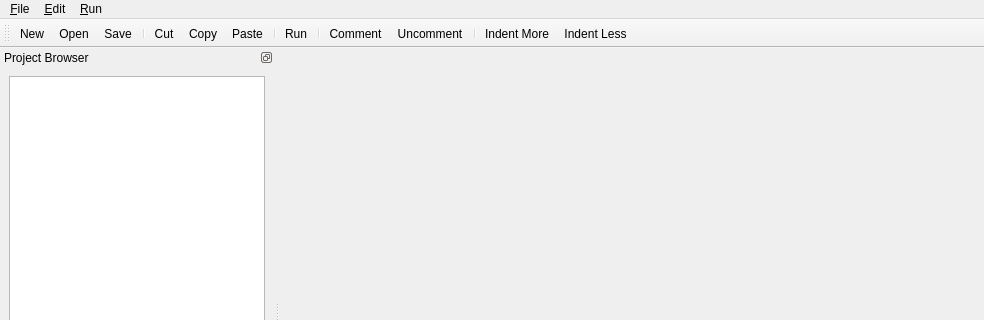
The window that ui/QPythonEditor.ui (tmontaigu/CloudCompare-PythonRuntime) describes before a commit, drawn with Qt 5; both pictures show x 0 to 984 and y 0 to 320 of the 984 by 734 pixel window.
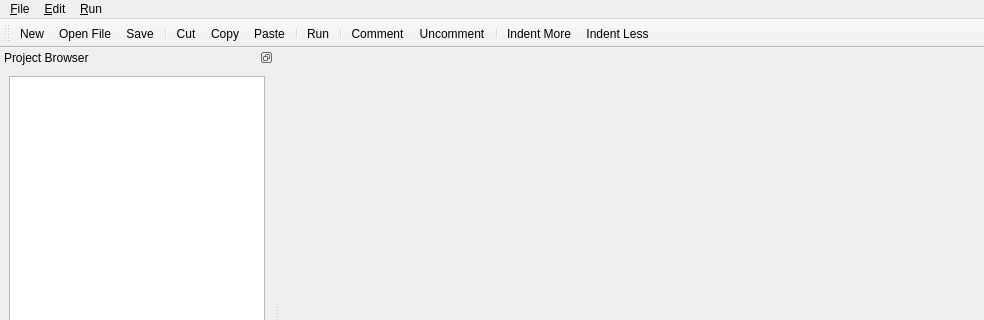
The same window after the commit. Icons and pictures are not drawn.

Commit message:
Add Open Folder action & basic feature to project fiew
Open Folder action to open a folder to list files & directory
in the project view.

double clicking on a file will open it.

Diff of the .ui file:
```diff
--- a/ui/QPythonEditor.ui
+++ b/ui/QPythonEditor.ui
@@ -201,7 +201,7 @@
      <normaloff>:/CC/plugin/PythonPlugin/images/editor/ccOpen.png</normaloff>:/CC/plugin/PythonPlugin/images/editor/ccOpen.png</iconset>
    </property>
    <property name="text">
-    <string>&amp;Open</string>
+    <string>&amp;Open File</string>
    </property>
    <property name="shortcut">
     <string>Ctrl+O</string>
```
Left out of the diff: 12 changed lines with no effect on the pictures. The commit also changes 2 other files.
